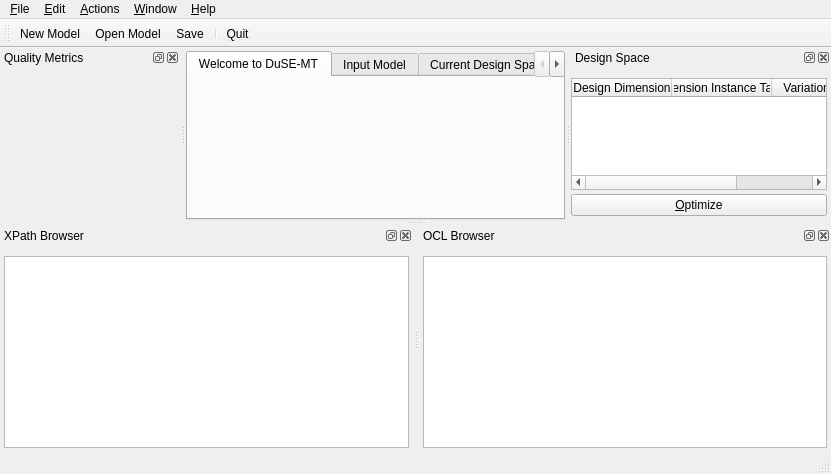
First picture: the form in examples/uml/duse-mt/src/app/mainwindow.ui, repository qt/qtmodeling, before the edit.
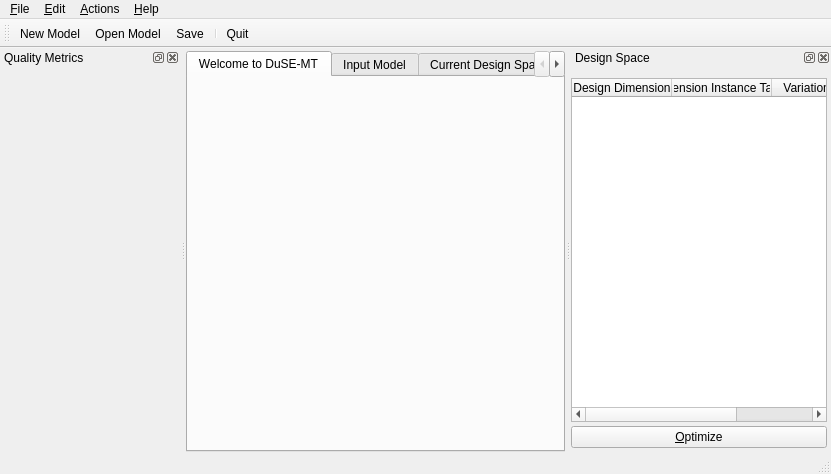
Second picture: the form after the edit. Icons and pictures are not drawn.

Patch:
```diff
--- a/examples/uml/duse-mt/src/app/mainwindow.ui
+++ b/examples/uml/duse-mt/src/app/mainwindow.ui
@@ -128,58 +128,6 @@
     </item>
    </layout>
   </widget>
-  <widget class="QMenuBar" name="menuBar">
-   <property name="geometry">
-    <rect>
-     <x>0</x>
-     <y>0</y>
-     <width>831</width>
-     <height>19</height>
-    </rect>
-   </property>
-   <widget class="QMenu" name="menu_File">
-    <property name="title">
-     <string>&amp;File</string>
-    </property>
-    <addaction name="actionFileNewModel"/>
-    <addaction name="actionFileOpenModel"/>
-    <addaction name="separator"/>
-    <addaction name="actionFileNewDuseDesign"/>
-    <addaction name="actionFileOpenDuseDesign"/>
-    <addaction name="separator"/>
-    <addaction name="actionFileSave"/>
-    <addaction name="actionFileSaveAs"/>
-    <addaction name="separator"/>
-    <addaction name="actionFileQuit"/>
-   </widget>
-   <widget class="QMenu" name="menu_Help">
-    <property name="title">
-     <string>&amp;Help</string>
-    </property>
-    <addaction name="actionHelpAboutDuSEMT"/>
-    <addaction name="actionHelpAboutPlugins"/>
-   </widget>
-   <widget class="QMenu" name="menu_Edit">
-    <property name="title">
-     <string>&amp;Edit</string>
-    </property>
-   </widget>
-   <widget class="QMenu" name="menu_Window">
-    <property name="title">
-     <string>&amp;Window</string>
-    </property>
-   </widget>
-   <widget class="QMenu" name="menu_Actions">
-    <property name="title">
-     <string>&amp;Actions</string>
-    </property>
-   </widget>
-   <addaction name="menu_File"/>
-   <addaction name="menu_Edit"/>
-   <addaction name="menu_Actions"/>
-   <addaction name="menu_Window"/>
-   <addaction name="menu_Help"/>
-  </widget>
   <widget class="QToolBar" name="mainToolBar">
    <property name="windowTitle">
     <string>Main Toolbar</string>
@@ -197,54 +145,6 @@
    <addaction name="actionFileQuit"/>
   </widget>
   <widget class="QStatusBar" name="statusBar"/>
-  <widget class="QDockWidget" name="dckXPath">
-   <property name="windowTitle">
-    <string>XPath Browser</string>
-   </property>
-   <attribute name="dockWidgetArea">
-    <number>8</number>
-   </attribute>
-   <widget class="QWidget" name="dockWidgetContents_2">
-    <layout class="QGridLayout" name="gridLayout_5">
-     <property name="leftMargin">
-      <number>4</number>
-     </property>
-     <property name="rightMargin">
-      <number>4</number>
-     </property>
-     <property name="bottomMargin">
-      <number>4</number>
-     </property>
-     <item row="0" column="0">
-      <widget class="QTextEdit" name="txeXPath"/>
-     </item>
-    </layout>
-   </widget>
-  </widget>
-  <widget class="QDockWidget" name="dckOcl">
-   <property name="windowTitle">
-    <string>OCL Browser</string>
-   </property>
-   <attribute name="dockWidgetArea">
-    <number>8</number>
-   </attribute>
-   <widget class="QWidget" name="dockWidgetContents_3">
-    <layout class="QGridLayout" name="gridLayout_6">
-     <property name="leftMargin">
-      <number>4</number>
-     </property>
-     <property name="rightMargin">
-      <number>4</number>
-     </property>
-     <property name="bottomMargin">
-      <number>4</number>
-     </property>
-     <item row="0" column="0">
-      <widget class="QTextEdit" name="txeOcl"/>
-     </item>
-    </layout>
-   </widget>
-  </widget>
   <widget class="QDockWidget" name="dckMetrics">
    <property name="minimumSize">
     <size>
@@ -334,6 +234,52 @@
     </layout>
    </widget>
   </widget>
+  <widget class="QMenuBar" name="menuBar">
+   <property name="geometry">
+    <rect>
+     <x>0</x>
+     <y>0</y>
+     <width>831</width>
+     <height>19</height>
+    </rect>
+   </property>
+   <widget class="QMenu" name="menu_File">
+    <property name="title">
+     <string>&amp;File</string>
+    </property>
+    <addaction name="actionFileNewModel"/>
+    <addaction name="actionFileOpenModel"/>
+    <addaction name="separator"/>
+    <addaction name="actionFileNewDuseDesign"/>
+    <addaction name="actionFileOpenDuseDesign"/>
+    <addaction name="separator"/>
+    <addaction name="actionFileSave"/>
+    <addaction name="actionFileSaveAs"/>
+    <addaction name="separator"/>
+    <addaction name="actionFileQuit"/>
+   </widget>
+   <widget class="QMenu" name="menu_Help">
+    <property name="title">
+     <string>&amp;Help</string>
+    </property>
+    <addaction name="actionHelpAboutDuSEMT"/>
+    <addaction name="actionHelpAboutPlugins"/>
+   </widget>
+   <widget class="QMenu" name="menu_Edit">
+    <property name="title">
+     <string>&amp;Edit</string>
+    </property>
+   </widget>
+   <widget class="QMenu" name="menu_Actions">
+    <property name="title">
+     <string>&amp;Actions</string>
+    </property>
+   </widget>
+   <addaction name="menu_File"/>
+   <addaction name="menu_Edit"/>
+   <addaction name="menu_Actions"/>
+   <addaction name="menu_Help"/>
+  </widget>
   <action name="actionFileNewModel">
    <property name="icon">
     <iconset theme="document-new" resource="duse-mt.qrc">
```
